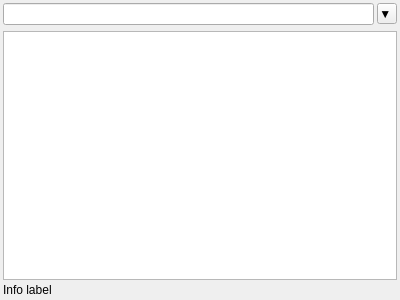
Above: qt-app/src/panel/cpanelwidget.ui from VioletGiraffe/file-commander before the change. Below: the same form after it.
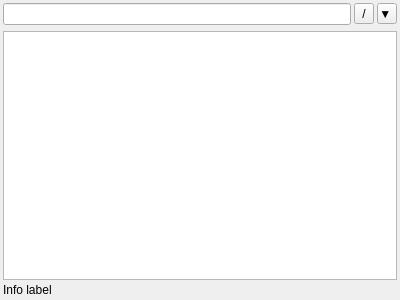
That is the form after the change. Custom widgets are drawn as their Qt base class.

Commit message: Wheel handling fix; toRoot

Diff of the .ui file:
```diff
--- a/qt-app/src/panel/cpanelwidget.ui
+++ b/qt-app/src/panel/cpanelwidget.ui
@@ -30,10 +30,38 @@
     <number>3</number>
    </property>
    <item>
-    <layout class="QHBoxLayout" name="horizontalLayout" stretch="1,0">
+    <layout class="QHBoxLayout" name="horizontalLayout" stretch="1,0,0">
      <item>
       <widget class="QLineEdit" name="_pathNavigator"/>
      </item>
+     <item>
+      <widget class="QToolButton" name="_btnToRoot">
+       <property name="sizePolicy">
+        <sizepolicy hsizetype="Minimum" vsizetype="Fixed">
+         <horstretch>0</horstretch>
+         <verstretch>0</verstretch>
+        </sizepolicy>
+       </property>
+       <property name="minimumSize">
+        <size>
+         <width>20</width>
+         <height>0</height>
+        </size>
+       </property>
+       <property name="maximumSize">
+        <size>
+         <width>20</width>
+         <height>16777215</height>
+        </size>
+       </property>
+       <property name="toolTip">
+        <string>To drive root</string>
+       </property>
+       <property name="text">
+        <string>/</string>
+       </property>
+      </widget>
+     </item>
      <item>
       <widget class="QToolButton" name="_btnHistory">
        <property name="sizePolicy">
```
Left out of the diff: 9 changed lines with no effect on the pictures. The commit also changes 2 other files.
